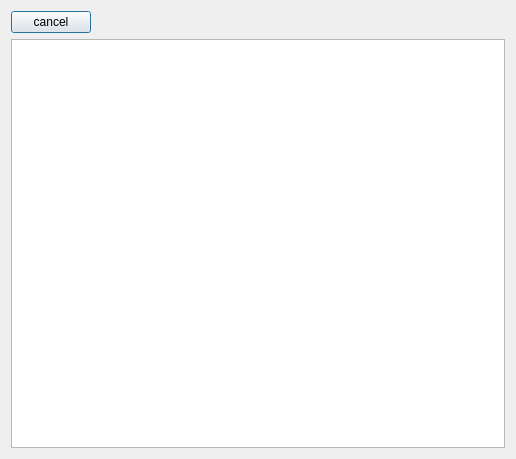
Above: packages/OntologyBuilder/BehaviourLinker_v01/UIs/variable_selection.ui from heinz-preisig/ProMo13 before the change. Below: the same form after it.
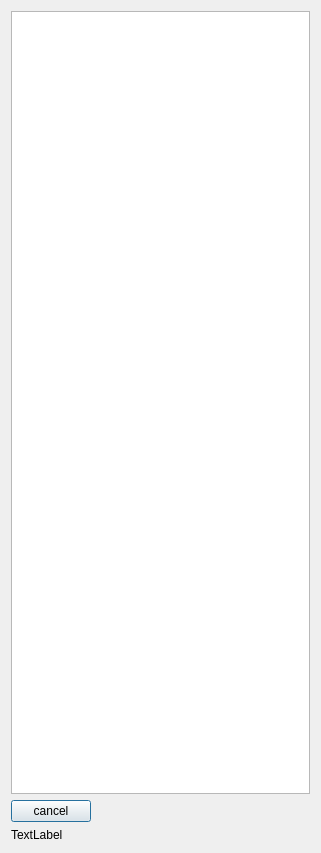
That is the form after the change.

```diff
--- a/packages/OntologyBuilder/BehaviourLinker_v01/UIs/variable_selection.ui
+++ b/packages/OntologyBuilder/BehaviourLinker_v01/UIs/variable_selection.ui
@@ -6,14 +6,23 @@
    <rect>
     <x>0</x>
     <y>0</y>
-    <width>516</width>
-    <height>459</height>
+    <width>321</width>
+    <height>853</height>
    </rect>
   </property>
+  <property name="sizePolicy">
+   <sizepolicy hsizetype="Fixed" vsizetype="Fixed">
+    <horstretch>0</horstretch>
+    <verstretch>0</verstretch>
+   </sizepolicy>
+  </property>
   <property name="windowTitle">
    <string>Dialog</string>
   </property>
   <layout class="QVBoxLayout" name="verticalLayout">
+   <item>
+    <widget class="QListView" name="listVariables"/>
+   </item>
    <item>
     <layout class="QHBoxLayout" name="horizontalLayout">
      <item>
@@ -39,7 +48,11 @@
     </layout>
    </item>
    <item>
-    <widget class="QListView" name="listVariables"/>
+    <widget class="QLabel" name="statusLabel">
+     <property name="text">
+      <string>TextLabel</string>
+     </property>
+    </widget>
    </item>
   </layout>
  </widget>
```
Left out of the diff: 3 changed lines with no effect on the pictures.
